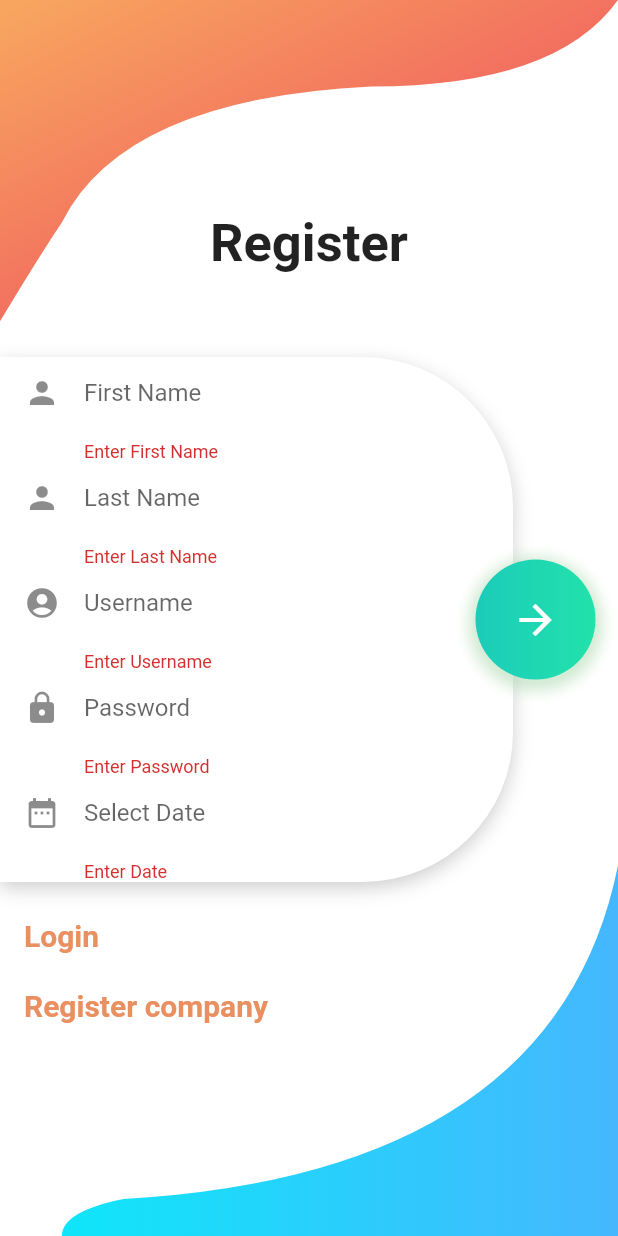
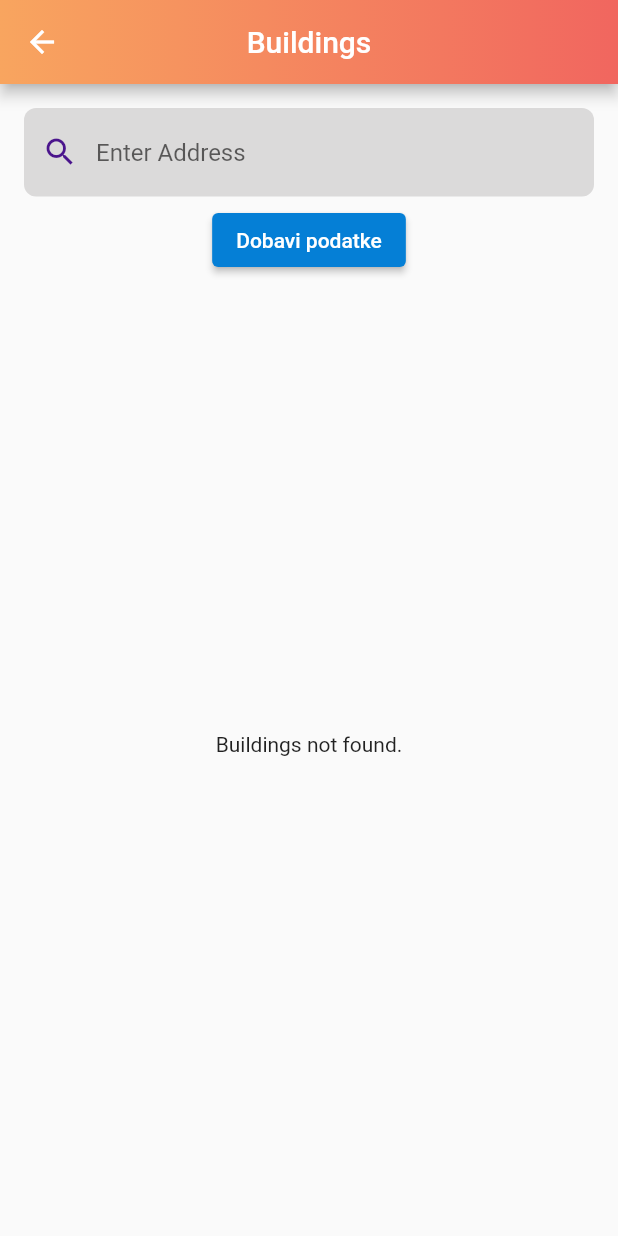
Before and after one commit to rukafasha/MojUpravitelj-Client, a Flutter app: the RegisterForm screen opened directly, after a tap on the "arrow forward" icon, on a phone screen of 412 x 824 dp. Run offline on Flutter 3.47's test engine with Material 2 defaults, Android fonts, the phone set to English and light mode, and no system bars; our stand-ins replace hive_flutter; accounts and stored records are empty; network calls fail.

Commit message:
Search for Buildings by Address && List of Apartments in the building

```diff
--- /dev/null
+++ b/lib/ui/forms/buildings_by_address.dart
@@ -0,0 +1,200 @@
+import 'dart:convert';
+
+import 'package:flutter/material.dart';
+import 'package:praksa_frontend/Helper/RoleUtil.dart';
+import 'package:praksa_frontend/ui/forms/list_of_apartments_in_the_building.dart';
+import 'package:praksa_frontend/ui/forms/login_form.dart';
+import 'package:http/http.dart' as http;
+import 'package:praksa_frontend/ui/forms/register_form.dart';
+
+import '../../Helper/GlobalUrl.dart';
+
+class ModelBuildingsByAddress {
+  final int buildingId;
+  final String address;
+  final int numberOfApartments;
+  final String countyName;
+  final String countryName;
+  final int representativeId;
+  final String representativeFirstName;
+  final String representativeLastName;
+  final int companyId;
+  final String companyName;
+
+  const ModelBuildingsByAddress({
+    required this.buildingId,
+    required this.address,
+    required this.numberOfApartments,
+    required this.countyName,
+    required this.countryName,
+    required this.representativeId,
+    required this.representativeFirstName,
+    required this.representativeLastName,
+    required this.companyId,
+    required this.companyName,
+  });
+
+  static ModelBuildingsByAddress fromJson(json) => ModelBuildingsByAddress(
+        buildingId: json["buildingId"],
+        address: json["address"],
+        numberOfApartments: json["numberOfApartments"],
+        countyName: json["countyName"],
+        countryName: json["countryName"],
+        representativeId: json["representativeId"],
+        representativeFirstName: json["representativeFirstName"],
+        representativeLastName: json["representativeLastName"],
+        companyId: json["companyId"],
+        companyName: json["companyName"],
+      );
+}
+
+class BuildingsByAddress extends StatefulWidget {
+  var user_id;
+  BuildingsByAddress({super.key, required this.user_id});
+
+  @override
+  State<BuildingsByAddress> createState() => _BuildingsByAddressState();
+}
+
+class _BuildingsByAddressState extends State<BuildingsByAddress> {
+  late Future<List<ModelBuildingsByAddress>> buildingsFuture = Future.value([]);
+  final _searchController = TextEditingController();
+  var buildingsNotFound = "Buildings not found.";
+  var _user_id;
+
+  @override
+  void initState() {
+    super.initState();
+    _user_id = widget.user_id;
+  }
+
+  Future<List<ModelBuildingsByAddress>> getBuildingsByAddress(address) async {
+    final response = await http.get(
+      Uri.parse('${GlobalUrl.url}building/details/$address'),
+    );
+
+    final body = json.decode(response.body);
+
+    return body
+        .map<ModelBuildingsByAddress>(ModelBuildingsByAddress.fromJson)
+        .toList();
+  }
+
+  @override
+  Widget build(BuildContext context) {
+    return Scaffold(
+        appBar: AppBar(
+          centerTitle: true,
+          leading: BackButton(
+              onPressed: () => Navigator.of(context).push(MaterialPageRoute(
+                  builder: (context) => const RegisterForm()))),
+          title: const Text(
+            "Buildings",
+          ),
+          flexibleSpace: Container(
+            decoration: const BoxDecoration(
+              gradient: LinearGradient(
+                  begin: Alignment.centerLeft,
+                  end: Alignment.centerRight,
+                  colors: <Color>[Color(0xfff8a55f), Color(0xfff1665f)]),
+            ),
+          ),
+        ),
+        body: Container(
+          padding: const EdgeInsets.all(16),
+          child: Column(
+            children: [
+              Center(
+                child: TextFormField(
+                  controller: _searchController,
+                  // validator: (value) {
+                  //   if (value!.trim().isEmpty) {
+                  //     return "Enter Address";
+                  //   }
+                  // },
+                  style: const TextStyle(color: Colors.black),
+                  decoration: InputDecoration(
+                    filled: true,
+                    fillColor: const Color.fromARGB(255, 219, 218, 218),
+                    border: OutlineInputBorder(
+                      borderRadius: BorderRadius.circular(8.0),
+                      borderSide: BorderSide.none,
+                    ),
+                    hintText: "Enter Address",
+                    prefixIcon: const Icon(Icons.search),
+                    prefixIconColor: Colors.purple.shade900,
+                  ),
+                ),
+              ),
+              const SizedBox(
+                height: 5,
+              ),
+              Center(
+                child: ElevatedButton(
+                  style: ElevatedButton.styleFrom(
+                    backgroundColor: const Color.fromARGB(255, 5, 127, 214),
+                  ),
+                  onPressed: () {
+                    if (_searchController.text.trim().isEmpty) {
+                      setState(() {
+                        buildingsFuture = Future.value([]);
+                      });
+                    } else {
+                      setState(() {
+                        buildingsFuture =
+                            getBuildingsByAddress(_searchController.text);
+                      });
+                    }
+                  },
+                  child: const Text('Dobavi podatke'),
+                ),
+              ),
+              Expanded(
+                child: Center(
+                    child: FutureBuilder<List<ModelBuildingsByAddress>>(
+                        future: buildingsFuture,
+                        builder: (context, snapshot) {
+                          if (snapshot.connectionState ==
+                              ConnectionState.waiting) {
+                            return const CircularProgressIndicator();
+                          } else if (snapshot.hasData &&
+                              snapshot.data!.isNotEmpty) {
+                            final apartments = snapshot.data!;
+                            return buildApartments(apartments);
+                          } else {
+                            return Text(buildingsNotFound);
+                          }
+                        })),
+              ),
+            ],
+          ),
+        ));
+  }
+
+  Widget buildApartments(List<ModelBuildingsByAddress> buildings) =>
+      ListView.builder(
+        itemCount: buildings.length,
+        itemBuilder: (context, index) {
+          final building = buildings[index];
+
+          return Card(
+            child: ListTile(
+              onTap: () {
+                Navigator.of(context).push(
+                  MaterialPageRoute(
+                    builder: (context) => ListOfApartmentsInTheBuilding(
+                        building_id: building.buildingId, user_id: _user_id),
+                  ),
+                );
+                print("building_id: ${building.buildingId}");
+                print("user_id: $_user_id");
+              },
+              title: Text(
+                  "Building ID: ${building.buildingId}   |   County: ${building.countyName}"),
+              subtitle: Text(
+                  "Company name: ${building.companyName}   |   NoA: ${building.numberOfApartments}"),
+            ),
+          );
+        },
+      );
+}
--- a/lib/ui/forms/register_form.dart
+++ b/lib/ui/forms/register_form.dart
@@ -3,6 +3,7 @@ import 'package:intl/intl.dart';
 import 'package:praksa_frontend/ui/forms/company_register_form.dart';
 import 'package:praksa_frontend/ui/forms/home_form.dart';
 import 'package:praksa_frontend/ui/forms/login_form.dart';
+import 'package:praksa_frontend/ui/forms/buildings_by_address.dart';
 import '../../Helper/GlobalUrl.dart';
 import '../background/background.dart';
 import 'package:http/http.dart' as http;
@@ -36,7 +37,8 @@ class _RegisterFormState extends State<RegisterForm> {
       body: map,
     );
 
-    return response.statusCode;
+    // return response.statusCode;
+    return response;
   }
 
   @override
@@ -231,8 +233,13 @@ class _RegisterFormState extends State<RegisterForm> {
                       ),
                       child: InkWell(
                         onTap: () async {
-                          if (_formKey.currentState!.validate()) {
-                            var statusCode = await userRegistration();
+                          // if (_formKey.currentState!.validate()) {
+                          // var statusCode = await userRegistration();
+                          // var response = await userRegistration();
+                          var statusCode = 200;
+                          // var statusCode = response.statusCode;
+                          // var user_id = response.userId;
+                          var user_id = 983;
 
                           if (statusCode >= 200 && statusCode < 300) {
                             _firstNameController.clear();
@@ -243,12 +250,12 @@ class _RegisterFormState extends State<RegisterForm> {
 
                             Navigator.of(context).push(
                               MaterialPageRoute(
-                                  builder: (context) => const LoginForm(),
+                                builder: (context) =>
+                                    BuildingsByAddress(user_id: user_id),
                               ),
                             );
                           } else if (statusCode == 409) {
-                              ScaffoldMessenger.of(context)
-                                  .showSnackBar(SnackBar(
+                            ScaffoldMessenger.of(context).showSnackBar(SnackBar(
                                 backgroundColor: Colors.transparent,
                                 elevation: 0.0,
                                 content: Stack(children: [
@@ -281,7 +288,7 @@ class _RegisterFormState extends State<RegisterForm> {
                                   ),
                                 ])));
                           }
-                          }
+                          // }
                         },
                         child: const Icon(
                           Icons.arrow_forward_outlined,
```
Also changed, not shown: lib/ui/forms/list_of_apartments_in_the_building.dart (added, +141 -0 lines). Lines whose indentation alone changed are shown as unchanged.
